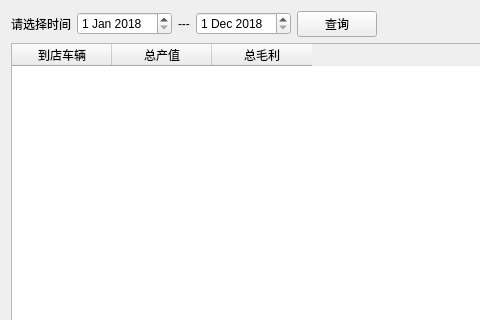
The window that View/operation/ui/ui_operation_total_data.ui (zgj0607/Py-store) describes before a commit, drawn with Qt 5; both pictures show x 0 to 480 and y 0 to 320 of the 953 by 601 pixel window.
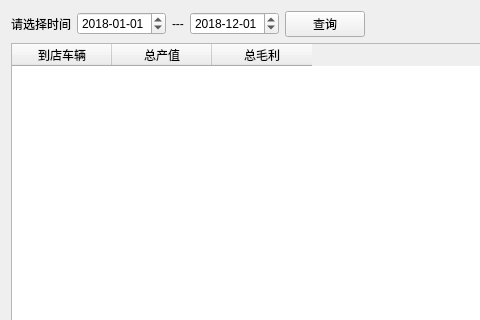
The same window after the commit.

The edit to the form file:
```diff
--- a/View/operation/ui/ui_operation_total_data.ui
+++ b/View/operation/ui/ui_operation_total_data.ui
@@ -25,6 +25,9 @@
      </item>
      <item>
       <widget class="QDateEdit" name="start_date">
+       <property name="displayFormat">
+        <string>yyyy-MM-dd</string>
+       </property>
        <property name="date">
         <date>
          <year>2018</year>
@@ -53,6 +56,9 @@
          <day>1</day>
         </datetime>
        </property>
+       <property name="displayFormat">
+        <string>yyyy-MM-dd</string>
+       </property>
        <property name="date">
         <date>
          <year>2018</year>
```
Left out of the diff: 3 changed lines with no effect on the pictures.
